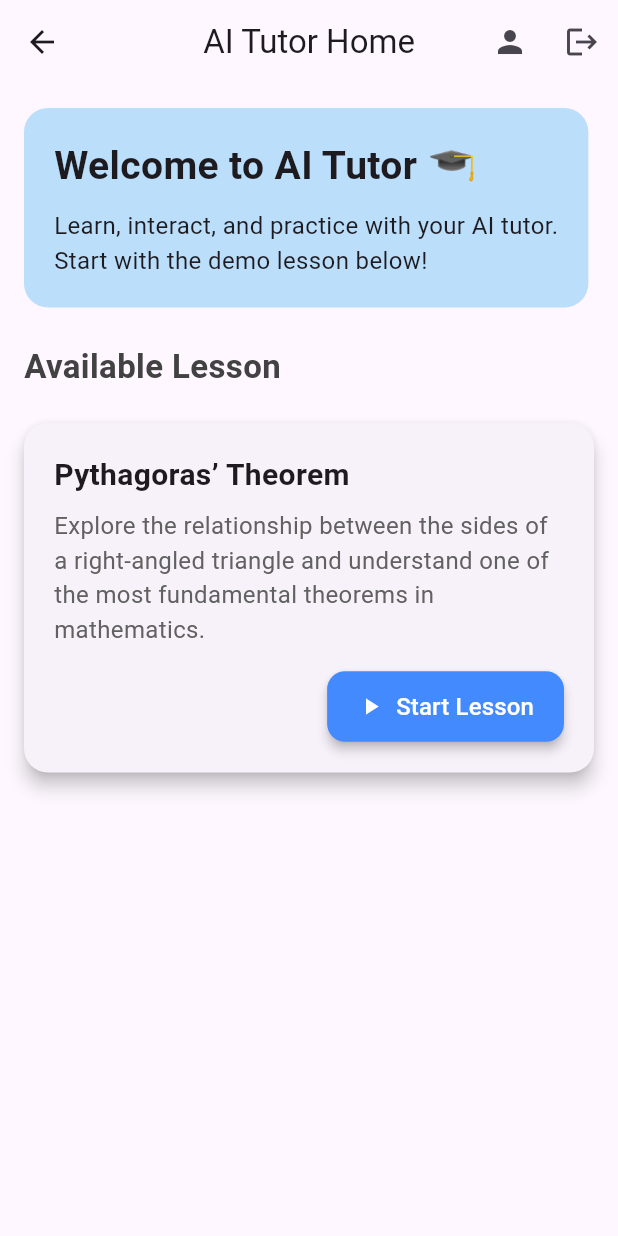
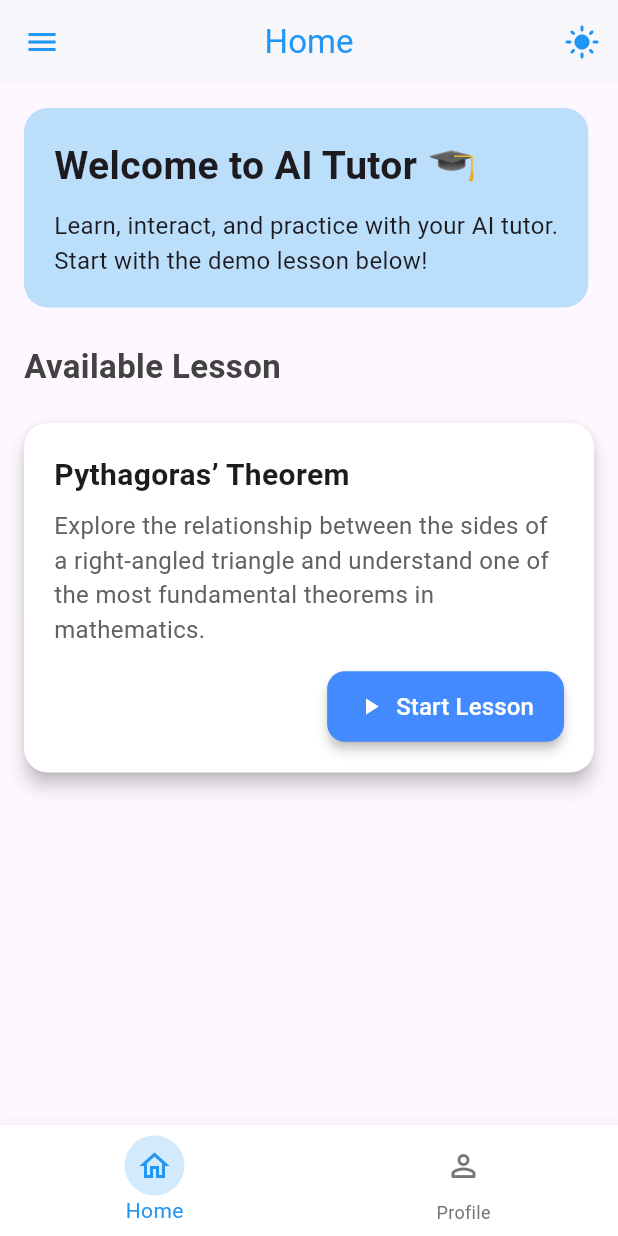
Before and after one commit to AlehandroDjadjev/DrawnOut, a Flutter app: the HomePage screen opened by its route, on a phone screen of 412 x 824 dp. Run offline on Flutter 3.47's test engine with Material 3 defaults, Android fonts, the phone set to English and light mode, and no system bars; our stand-ins replace file_picker, flutter_dotenv, just_audio, shared_preferences; missing offline and left inert: dart:html, dart:js_util, opencv_dart; accounts and stored records are empty.

Commit message:
Design changes to home and profile pages added edit username feature, few problems and colour scheme yet to be fixed

```diff
--- a/frontend/lib/pages/home.dart
+++ b/frontend/lib/pages/home.dart
@@ -1,4 +1,6 @@
 import 'package:flutter/material.dart';
+import 'package:provider/provider.dart';
+import '../main.dart';
 import 'profile_page.dart';
 
 class HomePage extends StatefulWidget {
@@ -9,103 +11,162 @@ class HomePage extends StatefulWidget {
 }
 
 class _HomePageState extends State<HomePage> {
-  Future<void> _logout(BuildContext context) async {
-    // ✅ simplified logout — adjust if you still want token removal later
+  int _selectedIndex = 0;
+  final GlobalKey<ScaffoldState> _scaffoldKey = GlobalKey<ScaffoldState>();
+
+  void _logout() async {
     Navigator.of(context).pushNamedAndRemoveUntil('/login', (route) => false);
   }
 
   @override
   Widget build(BuildContext context) {
+    final themeProvider = Provider.of<ThemeProvider>(context);
+    final isDarkMode = themeProvider.isDarkMode;
+    final theme = Theme.of(context);
+
+    final List<Widget> _pages = [
+      _buildHomeContent(theme, isDarkMode),
+      ProfilePage(),
+    ];
+
     return Scaffold(
+      key: _scaffoldKey,
+      drawer: _buildDrawer(theme),
       appBar: AppBar(
-        title: const Text('AI Tutor Home'),
+        title: const Text("Home"),
         centerTitle: true,
+        backgroundColor: isDarkMode ? Colors.black : Colors.white,
+        foregroundColor: theme.colorScheme.primary,
+        elevation: 1,
+        iconTheme: IconThemeData(color: theme.colorScheme.primary),
         actions: [
           IconButton(
-            icon: const Icon(Icons.person),
-            tooltip: 'Profile',
-            onPressed: () {
-              Navigator.push(
-                context,
-                MaterialPageRoute(builder: (context) => const ProfilePage()),
-              );
-            },
-          ),
-          IconButton(
-            icon: const Icon(Icons.logout),
-            tooltip: 'Logout',
-            onPressed: () => _logout(context),
+            icon: Icon(isDarkMode ? Icons.dark_mode : Icons.light_mode),
+            onPressed: themeProvider.toggleTheme,
           ),
         ],
       ),
-      body: SingleChildScrollView(
+      body: _pages[_selectedIndex],
+      bottomNavigationBar: BottomNavigationBar(
+        currentIndex: _selectedIndex,
+        type: BottomNavigationBarType.fixed,
+        backgroundColor: isDarkMode ? Colors.black : Colors.white,
+        selectedItemColor: theme.colorScheme.primary,
+        unselectedItemColor: isDarkMode ? Colors.grey[400] : Colors.grey[600],
+        onTap: (index) => setState(() => _selectedIndex = index),
+        items: [
+          BottomNavigationBarItem(
+            icon: _navIcon(Icons.home_outlined, 0, theme, isDarkMode),
+            label: 'Home',
+          ),
+          BottomNavigationBarItem(
+            icon: _navIcon(Icons.person_outline_rounded, 1, theme, isDarkMode),
+            label: 'Profile',
+          ),
+        ],
+      ),
+    );
+  }
+
+  Widget _navIcon(IconData icon, int index, ThemeData theme, bool isDarkMode) {
+    final bool isSelected = _selectedIndex == index;
+    return Container(
+      padding: const EdgeInsets.all(8),
+      decoration: BoxDecoration(
+        shape: BoxShape.circle,
+        color: isSelected
+            ? theme.colorScheme.primary.withOpacity(0.2)
+            : Colors.transparent,
+      ),
+      child: Icon(
+        icon,
+        color: isSelected
+            ? theme.colorScheme.primary
+            : (isDarkMode ? Colors.grey[400] : Colors.grey[600]),
+      ),
+    );
+  }
+
+  Widget _buildDrawer(ThemeData theme) {
+    return Drawer(
+      child: ListView(
+        padding: EdgeInsets.zero,
+        children: [
+          DrawerHeader(
+            decoration: BoxDecoration(
+                color: theme.colorScheme.primary.withOpacity(0.1)),
+            child: Center(
+              child: Text("AI Tutor",
+                  style: TextStyle(
+                      fontSize: 24, color: theme.colorScheme.primary)),
+            ),
+          ),
+          ListTile(
+            leading: Icon(Icons.logout, color: theme.colorScheme.primary),
+            title: const Text("Logout"),
+            onTap: _logout,
+          ),
+        ],
+      ),
+    );
+  }
+
+  Widget _buildHomeContent(ThemeData theme, bool isDarkMode) {
+    return SingleChildScrollView(
       padding: const EdgeInsets.all(16),
       child: Column(
         crossAxisAlignment: CrossAxisAlignment.start,
         children: [
-            // Welcome Section
           Container(
             padding: const EdgeInsets.all(20),
             decoration: BoxDecoration(
-                color: Colors.blue.shade100,
+              color: isDarkMode ? Colors.teal.shade700 : Colors.blue.shade100,
               borderRadius: BorderRadius.circular(16),
             ),
-              child: Column(
+            child: const Column(
               crossAxisAlignment: CrossAxisAlignment.start,
-                children: const [
-                  Text(
-                    'Welcome to AI Tutor 🎓',
-                    style: TextStyle(fontSize: 26, fontWeight: FontWeight.bold),
-                  ),
+              children: [
+                Text('Welcome to AI Tutor 🎓',
+                    style:
+                        TextStyle(fontSize: 26, fontWeight: FontWeight.bold)),
                 SizedBox(height: 10),
                 Text(
-                    'Learn, interact, and practice with your AI tutor.\n'
-                    'Start with the demo lesson below!',
-                    style: TextStyle(fontSize: 16),
-                  ),
+                    'Learn, interact, and practice with your AI tutor.\nStart with the demo lesson below!',
+                    style: TextStyle(fontSize: 16)),
               ],
             ),
           ),
           const SizedBox(height: 24),
-
-            // Lessons Section
           Text(
             'Available Lesson',
             style: TextStyle(
                 fontSize: 22,
                 fontWeight: FontWeight.bold,
-                color: Colors.grey.shade800,
-              ),
+                color:
+                    isDarkMode ? Colors.tealAccent.shade100 : Colors.grey[800]),
           ),
           const SizedBox(height: 12),
-
-            // Hardcoded Lesson Card
           Card(
+            color: isDarkMode ? Colors.grey[900] : Colors.white,
             elevation: 5,
-              shape: RoundedRectangleBorder(
-                borderRadius: BorderRadius.circular(16),
-              ),
+            shape:
+                RoundedRectangleBorder(borderRadius: BorderRadius.circular(16)),
             margin: const EdgeInsets.symmetric(vertical: 10),
             child: Padding(
               padding: const EdgeInsets.all(20),
               child: Column(
                 crossAxisAlignment: CrossAxisAlignment.start,
                 children: [
-                    const Text(
-                      'Pythagoras’ Theorem',
-                      style: TextStyle(
-                        fontSize: 20,
-                        fontWeight: FontWeight.bold,
-                      ),
-                    ),
+                  const Text('Pythagoras’ Theorem',
+                      style:
+                          TextStyle(fontSize: 20, fontWeight: FontWeight.bold)),
                   const SizedBox(height: 8),
                   Text(
-                      'Explore the relationship between the sides of a right-angled triangle '
-                      'and understand one of the most fundamental theorems in mathematics.',
+                    'Explore the relationship between the sides of a right-angled triangle and understand one of the most fundamental theorems in mathematics.',
                     style: TextStyle(
                         fontSize: 16,
-                        color: Colors.grey.shade700,
-                      ),
+                        color:
+                            isDarkMode ? Colors.grey[300] : Colors.grey[700]),
                   ),
                   const SizedBox(height: 16),
                   Align(
@@ -113,25 +174,14 @@ class _HomePageState extends State<HomePage> {
                     child: ElevatedButton.icon(
                       style: ElevatedButton.styleFrom(
                         shape: RoundedRectangleBorder(
-                            borderRadius: BorderRadius.circular(12),
+                            borderRadius: BorderRadius.circular(12)),
+                        padding: const EdgeInsets.symmetric(
+                            horizontal: 20, vertical: 12),
                       ),
-                          padding: const EdgeInsets.symmetric(
-                            horizontal: 20,
-                            vertical: 12,
-                          ),
-                        ),
-                        onPressed: () {
-                          // ❌ LessonPage removed, just show a snackbar as placeholder
-                          ScaffoldMessenger.of(context).showSnackBar(
-                            const SnackBar(
-                                content: Text('LessonPage not available')),
-                          );
-                        },
+                      onPressed: () {},
                       icon: const Icon(Icons.play_arrow),
-                        label: const Text(
-                          "Start Lesson",
-                          style: TextStyle(fontSize: 16),
-                        ),
+                      label: const Text("Start Lesson",
+                          style: TextStyle(fontSize: 16)),
                     ),
                   ),
                 ],
@@ -140,7 +190,6 @@ class _HomePageState extends State<HomePage> {
           ),
         ],
       ),
-      ),
     );
   }
 }
```
Also changed, not shown: frontend/lib/pages/edit_username_page.dart (added, +126 -0 lines), frontend/lib/pages/profile_page.dart (+126 -50 lines), 2 other files. Lines whose indentation alone changed are shown as unchanged.
